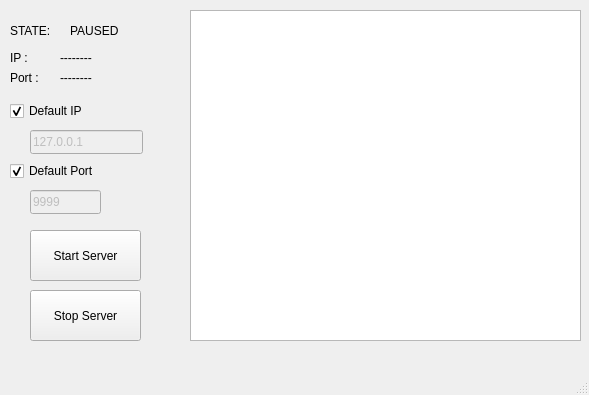
Above: Messenger/Server/serverwindow.ui from Stepanov-hub/Messenger before the change. Below: the same form after it.
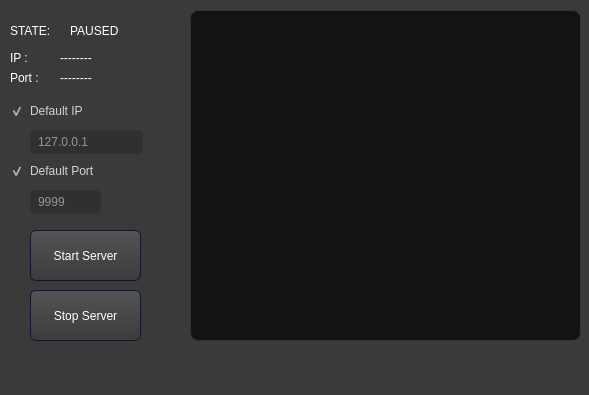
That is the form after the change.

Patch:
```diff
--- a/Messenger/Server/serverwindow.ui
+++ b/Messenger/Server/serverwindow.ui
@@ -13,6 +13,153 @@
   <property name="windowTitle">
    <string>ServerWindow</string>
   </property>
+  <property name="styleSheet">
+   <string notr="true">/*-----QWidget-----*/   
+QWidget
+{
+	background-color: #3a3a3a;
+	color: #fff;
+	selection-background-color: #b78620;
+	selection-color: #000;
+
+}
+
+
+/*-----QPushButton-----*/
+QPushButton
+{
+	background-color: qlineargradient(spread:repeat, x1:1, y1:0, x2:1, y2:1, stop:0 rgba(84, 84, 84, 255),stop:1 rgba(59, 59, 59, 255));
+	color: #ffffff;
+	min-width: 80px;
+	border-style: solid;
+	border-width: 1px;
+	border-radius: 6px;
+	border-color: #051a39;
+	padding: 5px;
+
+}
+
+
+QPushButton::flat
+{
+	background-color: transparent;
+	border: none;
+	color: #fff;
+
+}
+
+
+QPushButton::disabled
+{
+	background-color: #404040;
+	color: #656565;
+	border-color:  rgb(175, 168, 167)    /*#051a39;*/
+
+}
+
+
+QPushButton::hover
+{
+	background-color: rgba(183, 134, 32, 20%);
+	border: 1px solid #b78620;
+
+}
+
+
+QPushButton::pressed
+{
+	background-color: qlineargradient(spread:repeat, x1:1, y1:0, x2:1, y2:1, stop:0 rgba(74, 74, 74, 255),stop:1 rgba(49, 49, 49, 255));
+	border: 1px solid #b78620;
+
+}
+
+
+QPushButton::checked
+{
+	background-color: qlineargradient(spread:repeat, x1:1, y1:0, x2:1, y2:1, stop:0 rgba(74, 74, 74, 255),stop:1 rgba(49, 49, 49, 255));
+	border: 1px solid #222;
+
+}
+
+
+/*-----QPlainTExtEdit-----*/
+QPlainTextEdit
+{
+	background-color: #131313;
+	color : #eee;
+	border: 1px solid #343434;
+	border-radius: 8px;
+	padding: 3px;
+	padding-left: 5px;
+
+}
+
+/*-----QLabel-----*/
+QLabel
+{
+	background-color: transparent;
+	color: #fff;
+
+}
+
+/*-----QLineEdit-----*/
+QLineEdit
+{
+	
+	selection-background-color: darkgray;
+	background-color: #131313;
+	color : #eee;
+	border: 1px solid #343434;
+	border-radius: 4px;
+	padding: 3px;
+	padding-left: 5px;
+
+}
+
+
+QLineEdit:disabled
+{
+	background-color: rgb(47, 49, 49);
+	color : rgb(150, 148, 152)
+
+}
+
+
+/*-----QCheckBox-----*/
+QCheckBox
+{
+	background-color: transparent;
+    color: lightgray;
+	border: none;
+
+}
+
+QCheckBox::indicator:unchecked:hover
+{
+	border: 1px solid #b78620; 
+	border-radius: 5px;
+
+}
+
+
+QCheckBox::disabled
+{
+	color: #656565;
+
+}
+
+
+QCheckBox::indicator:disabled
+{
+	background-color: #656565;
+	color: #656565;
+    border: 1px solid #656565;
+
+}
+
+
+</string>
+  </property>
   <widget class="QWidget" name="centralwidget">
    <widget class="QPushButton" name="startServerButton">
     <property name="geometry">
```
